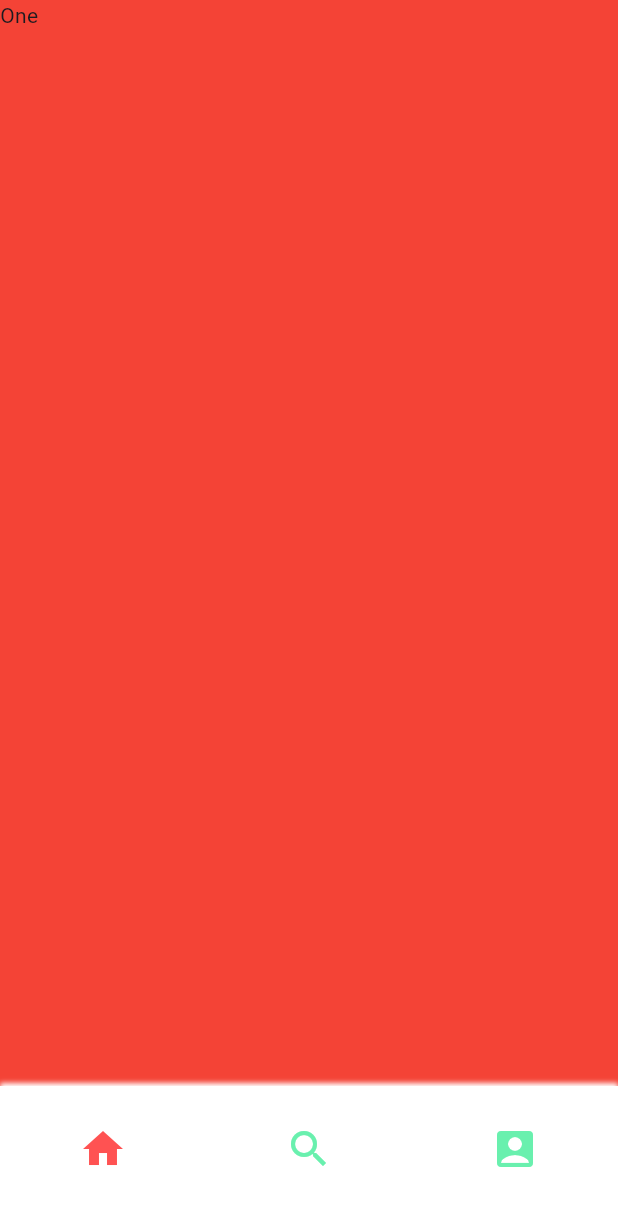
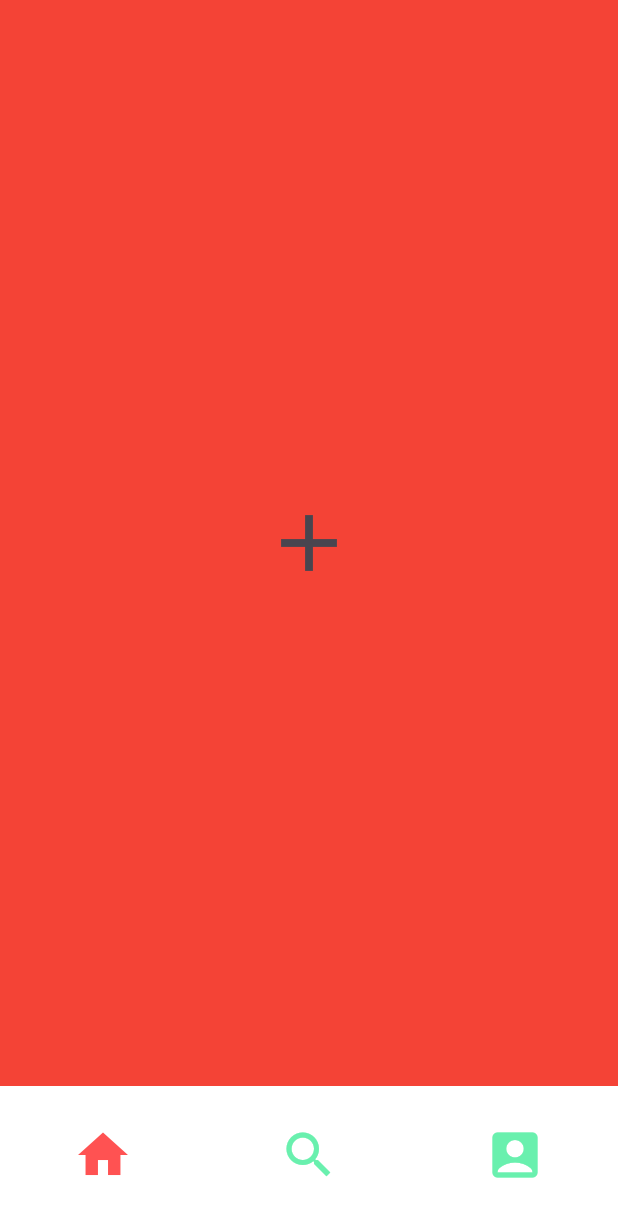
Before and after one commit to FeelHippo/flutter_navigation_exploration, a Flutter app: the screen it shows after launch, on a phone screen of 412 x 824 dp. Shown: the top 1217 px of the screen. Run offline on Flutter 3.47's test engine with Material 3 defaults, Android fonts, the light colour scheme and no system bars; our stand-ins replace equatable.

Commit message:
feat: remove un necessary modules and refactored

```diff
--- a/lib/main.dart
+++ b/lib/main.dart
@@ -14,9 +14,9 @@
     return MaterialApp(
       home: NavigationWrapper(
         views: <NavigationPageView>[
-          NavigationPageView(Icons.home, (_) => const FirstScreen()),
-          NavigationPageView(Icons.search, (_) => const SecondScreen()),
-          NavigationPageView(Icons.account_box, (_) => const ThirdScreen()),
+          NavigationPageView(Icons.home, const FirstScreen()),
+          NavigationPageView(Icons.search, const SecondScreen()),
+          NavigationPageView(Icons.account_box, const ThirdScreen()),
         ],
       ),
     );
--- a/lib/navigator/bottom_navigation_bar.dart
+++ b/lib/navigator/bottom_navigation_bar.dart
@@ -1,4 +1,5 @@
 import 'package:flutter/material.dart';
+import 'package:snippets/navigator/service.dart';
 
 import 'interface.dart';
 
@@ -10,7 +11,7 @@
     this.selectedIndex = 0,
   });
 
-  final void Function(int position) onItemSelected;
+  final void Function(int position, AppRoute appRoute) onItemSelected;
   final List<NavigationPageView> items;
   final int selectedIndex;
 
@@ -24,18 +25,16 @@
   Widget build(BuildContext context) {
     return Container(
       height: 100,
-      decoration: const BoxDecoration(
-        color: Colors.white,
-        boxShadow: <BoxShadow>[
-          BoxShadow(offset: Offset(0, -2), color: Colors.white, blurRadius: 2),
-        ],
-      ),
+      decoration: const BoxDecoration(color: Colors.white),
       child: Row(
         children: widget.items.map((NavigationPageView item) {
           final int index = widget.items.indexOf(item);
           return Flexible(
             child: GestureDetector(
-              onTap: () => widget.onItemSelected(index),
+              onTap: () => widget.onItemSelected(
+                index,
+                AppRoutes.toSecondScreen(),
+              ), // TODO(Filippo): map item to AppRoutes's route
               child: Container(
                 height: 48,
                 decoration: const BoxDecoration(color: Colors.white),
@@ -45,7 +44,7 @@
                   children: [
                     Icon(
                       item.icon,
-                      size: 32,
+                      size: 40,
                       color: index == widget.selectedIndex
                           ? Colors.redAccent
                           : Colors.greenAccent,
--- a/lib/navigator/change_route_event.dart
+++ b/lib/navigator/change_route_event.dart
@@ -1,9 +1,6 @@
 import 'package:flutter/material.dart';
 
-enum ChangeRouteEventType {
-  pop,
-  push,
-}
+enum ChangeRouteEventType { init, pop, push }
 
 class ChangeRouteEvent {
   ChangeRouteEvent(this.currentRoute, this.previousRoute, this.type);
--- a/lib/navigator/interface.dart
+++ b/lib/navigator/interface.dart
@@ -1,8 +1,8 @@
 import 'package:flutter/material.dart';
 
 class NavigationPageView {
-  NavigationPageView(this.icon, this.builder);
+  NavigationPageView(this.icon, this.child);
 
   final IconData icon;
-  final WidgetBuilder builder;
+  final Widget child;
 }
--- a/lib/navigator/navigation_wrapper.dart
+++ b/lib/navigator/navigation_wrapper.dart
@@ -1,41 +1,65 @@
 import 'package:flutter/material.dart';
-import 'package:snippets/navigator/screen_wrapper.dart';
+import 'package:provider/provider.dart';
+import 'package:snippets/navigator/change_route_event.dart';
+import 'package:snippets/navigator/service.dart';
 
+import 'bottom_navigation_bar.dart';
 import 'change_route_notifier.dart';
 import 'change_route_observer.dart';
 import 'interface.dart';
 
-class NavigationWrapper extends StatelessWidget {
-  const NavigationWrapper({
-    super.key,
-    required this.views,
-  });
+class NavigationWrapper extends StatefulWidget {
+  const NavigationWrapper({super.key, required this.views});
+
   final List<NavigationPageView> views;
+
+  @override
+  State<StatefulWidget> createState() => NavigationWrapperState();
+}
+
+class NavigationWrapperState extends State<NavigationWrapper>
+    with ChangeNotifier {
+  int _currentPosition = 0;
+  final CurrentRouteNotifier _routeNotifier = CurrentRouteNotifier();
 
   @override
   Widget build(BuildContext context) {
     final GlobalKey<NavigatorState> rootNavigatorKey =
         GlobalKey<NavigatorState>();
     // Creates a widget that maintains a stack-based history of child widgets
-    return Navigator(
-      key: rootNavigatorKey,
-      // Called to generate a route for a given RouteSettings
-      // see https://api.flutter.dev/flutter/widgets/Navigator-class.html
-      // and https://api.flutter.dev/flutter/material/MaterialPageRoute-class.html
-      onGenerateRoute: (RouteSettings settings) {
-        Widget builder(BuildContext context) => ScreenWrapper(
-              rootNavigatorKey: rootNavigatorKey,
-              views: views,
-            );
-        // A modal route that replaces the entire screen with a platform-adaptive transition.
-        return MaterialPageRoute(
-          builder: builder,
-          settings: settings,
-        );
-      },
-      observers: <NavigatorObserver>[
-        AppNavigatorObserver(CurrentRouteNotifier()),
-      ],
+    return Provider<AppNavigator>(
+      create: (_) => AppNavigator(rootNavigatorKey),
+      child: ValueListenableProvider<ChangeRouteEvent?>.value(
+        value: _routeNotifier,
+        child: Scaffold(
+          body: Navigator(
+            key: rootNavigatorKey,
+            pages: widget.views
+                .map<Page<dynamic>>(
+                  (view) => MaterialPage<void>(child: view.child),
+                )
+                .toList()
+                .reversed // ??
+                .toList(),
+            onGenerateRoute: (RouteSettings settings) {},
+            onDidRemovePage: (Page page) {},
+            observers: <NavigatorObserver>[
+              AppNavigatorObserver(_routeNotifier),
+            ],
+          ),
+          bottomNavigationBar: BottomNavigation(
+            items: widget.views,
+            selectedIndex: _currentPosition,
+            onItemSelected: (int position, AppRoute appRoute) {
+              setState(() {
+                _currentPosition = position;
+              });
+              // TODO(Filippo): try to use context.read<AppNavigator>().push(...) here
+              // make sure to hot restart the app when making changes
+            },
+          ),
+        ),
+      ),
     );
   }
 }
--- a/lib/navigator/screen_wrapper.dart
+++ /dev/null
@@ -1,56 +0,0 @@
-import 'package:flutter/material.dart';
-import 'package:provider/provider.dart';
-import 'package:snippets/navigator/interface.dart';
-import 'package:snippets/navigator/service.dart';
-import 'package:snippets/navigator/tab_switching_view.dart';
-
-import 'bottom_navigation_bar.dart';
-
-class ScreenWrapper extends StatefulWidget {
-  const ScreenWrapper({
-    super.key,
-    required this.rootNavigatorKey,
-    required this.views,
-  });
-
-  final GlobalKey<NavigatorState> rootNavigatorKey;
-  final List<NavigationPageView> views;
-
-  @override
-  ScreenWrapperState createState() => ScreenWrapperState();
-}
-
-class ScreenWrapperState extends State<ScreenWrapper> {
-  int _currentPageIndex = 0;
-
-  @override
-  Widget build(BuildContext context) {
-    return Scaffold(
-      body: Provider<AppNavigator>(
-        // make AppNavigator  available to all descendants
-        // it can be accessed like so: AppNavigator.of(context).pop()/.push(...etc
-        // TODO(Filippo): see Provider's read: it must be possible to context.read<AppNavigator>.push()
-        create: (BuildContext context) => AppNavigator(widget.rootNavigatorKey),
-        child: TabSwitchingView(
-          currentTabIndex: _currentPageIndex,
-          tabNumber: widget.views.length,
-          tabBuilder: (BuildContext context, int index) {
-            return widget.views[index].builder(context);
-          },
-        ),
-      ),
-      bottomNavigationBar: BottomNavigation(
-        items: widget.views,
-        selectedIndex: _currentPageIndex,
-        onItemSelected: (int position) {
-          setState(
-            () {
-              // make the bottom nav bar dirty and cause re-render of descendants
-              _currentPageIndex = position;
-            },
-          );
-        },
-      ),
-    );
-  }
-}
--- a/lib/navigator/service.dart
+++ b/lib/navigator/service.dart
@@ -1,16 +1,12 @@
+import 'package:equatable/equatable.dart';
 import 'package:flutter/material.dart';
+import 'package:snippets/presentation/screens.dart';
 
 // Creates a navigator, stores it, and exposes it to its descendants.
 class AppNavigator {
   AppNavigator(this.rootNavigatorKey);
 
   final GlobalKey<NavigatorState> rootNavigatorKey;
-
-  // Obtain a value from the nearest ancestor provider of type AppNavigator
-  // TODO(Filippo): see Provider's read, the below should not be necessary
-  // static AppNavigator of(BuildContext context) {
-  //   return context.read<AppNavigator>();
-  // }
 
   void pop([dynamic result]) {
     rootNavigatorKey.currentState?.pop(result);
@@ -26,23 +22,72 @@
       return null;
     }
 
-    final Route<T>? route = appRoute?.routeBuilder?.call(currentContext, this);
-    if (route != null) {
-      return currentState.push(route);
+    if (appRoute != null) {
+      return currentState.push(appRoute.child);
     }
     return Future<T>.value();
   }
 }
 
-class AppRoute<T> {
-  const AppRoute(
-    this.name, {
-    this.routeBuilder,
-  });
+abstract class AppRoutes {
+  static AppRoute<dynamic> toFirstScreen() => AppRoute<dynamic>(
+    PageRouteBuilder<void>(
+      opaque: false,
+      pageBuilder: (BuildContext context, _, _) {
+        return const FirstScreen();
+      },
+      transitionsBuilder: (_, Animation<double> animation, _, Widget child) {
+        return FadeTransition(
+          opacity: animation,
+          child: RotationTransition(
+            turns: Tween<double>(begin: 0.5, end: 1.0).animate(animation),
+            child: child,
+          ),
+        );
+      },
+    ),
+  );
+  static AppRoute<dynamic> toSecondScreen() => AppRoute<dynamic>(
+    PageRouteBuilder<void>(
+      opaque: false,
+      pageBuilder: (BuildContext context, _, _) {
+        return const SecondScreen();
+      },
+      transitionsBuilder: (_, Animation<double> animation, _, Widget child) {
+        return FadeTransition(
+          opacity: animation,
+          child: RotationTransition(
+            turns: Tween<double>(begin: 0.5, end: 1.0).animate(animation),
+            child: child,
+          ),
+        );
+      },
+    ),
+  );
+  static AppRoute<dynamic> toThirdScreen() => AppRoute<dynamic>(
+    PageRouteBuilder<void>(
+      opaque: false,
+      pageBuilder: (BuildContext context, _, _) {
+        return const ThirdScreen();
+      },
+      transitionsBuilder: (_, Animation<double> animation, _, Widget child) {
+        return FadeTransition(
+          opacity: animation,
+          child: RotationTransition(
+            turns: Tween<double>(begin: 0.5, end: 1.0).animate(animation),
+            child: child,
+          ),
+        );
+      },
+    ),
+  );
+}
 
-  final String name;
-  final Route<T>? Function(
-    BuildContext context,
-    AppNavigator navigator,
-  )? routeBuilder;
+class AppRoute<T> extends Equatable {
+  const AppRoute(this.child);
+
+  final Route<T> child;
+
+  @override
+  List<Object?> get props => <Object?>[child];
 }
--- a/lib/navigator/tab_switching_view.dart
+++ /dev/null
@@ -1,84 +0,0 @@
-import 'package:flutter/material.dart';
-
-class TabSwitchingView extends StatefulWidget {
-  const TabSwitchingView({
-    super.key,
-    required this.currentTabIndex,
-    required this.tabNumber,
-    required this.tabBuilder,
-  });
-
-  final int currentTabIndex;
-  final int tabNumber;
-  final IndexedWidgetBuilder tabBuilder;
-
-  @override
-  TabSwitchingViewState createState() => TabSwitchingViewState();
-}
-
-class TabSwitchingViewState extends State<TabSwitchingView> {
-  late List<Widget?> tabs;
-  late List<FocusScopeNode> tabFocusNodes;
-
-  @override
-  void initState() {
-    super.initState();
-    tabs = List<Widget?>.generate(widget.tabNumber, (_) => null);
-    tabFocusNodes = List<FocusScopeNode>.generate(
-      widget.tabNumber,
-      (int index) => FocusScopeNode(),
-    );
-  }
-
-  @override
-  void didChangeDependencies() {
-    super.didChangeDependencies();
-    _focusActiveTab();
-  }
-
-  @override
-  void didUpdateWidget(TabSwitchingView oldWidget) {
-    super.didUpdateWidget(oldWidget);
-    _focusActiveTab();
-  }
-
-  void _focusActiveTab() {
-    FocusScope.of(context).setFirstFocus(tabFocusNodes[widget.currentTabIndex]);
-  }
-
-  @override
-  void dispose() {
-    for (final FocusScopeNode focusScopeNode in tabFocusNodes) {
-      focusScopeNode.dispose();
-    }
-    super.dispose();
-  }
-
-  @override
-  Widget build(BuildContext context) {
-    return Stack(
-      fit: StackFit.expand,
-      children: List<Widget>.generate(
-        widget.tabNumber,
-        (int index) {
-          final bool active = index == widget.currentTabIndex;
-
-          if (active) {
-            tabs[index] = widget.tabBuilder(context, index);
-          }
-
-          return Offstage(
-            offstage: !active,
-            child: TickerMode(
-              enabled: active,
-              child: FocusScope(
-                node: tabFocusNodes[index],
-                child: tabs[index] ?? const SizedBox(),
-              ),
-            ),
-          );
-        },
-      ),
-    );
-  }
-}
--- a/pubspec.yaml
+++ b/pubspec.yaml
@@ -36,6 +36,7 @@
   # Use with the CupertinoIcons class for iOS style icons.
   cupertino_icons: ^1.0.8
   provider: ^6.1.2
+  equatable: ^2.0.7
 
 dev_dependencies:
   flutter_test:
```
Also changed, not shown: lib/navigator/change_route_observer.dart (+11 -5 lines), lib/presentation/screens.dart (+24 -6 lines), pubspec.lock.
